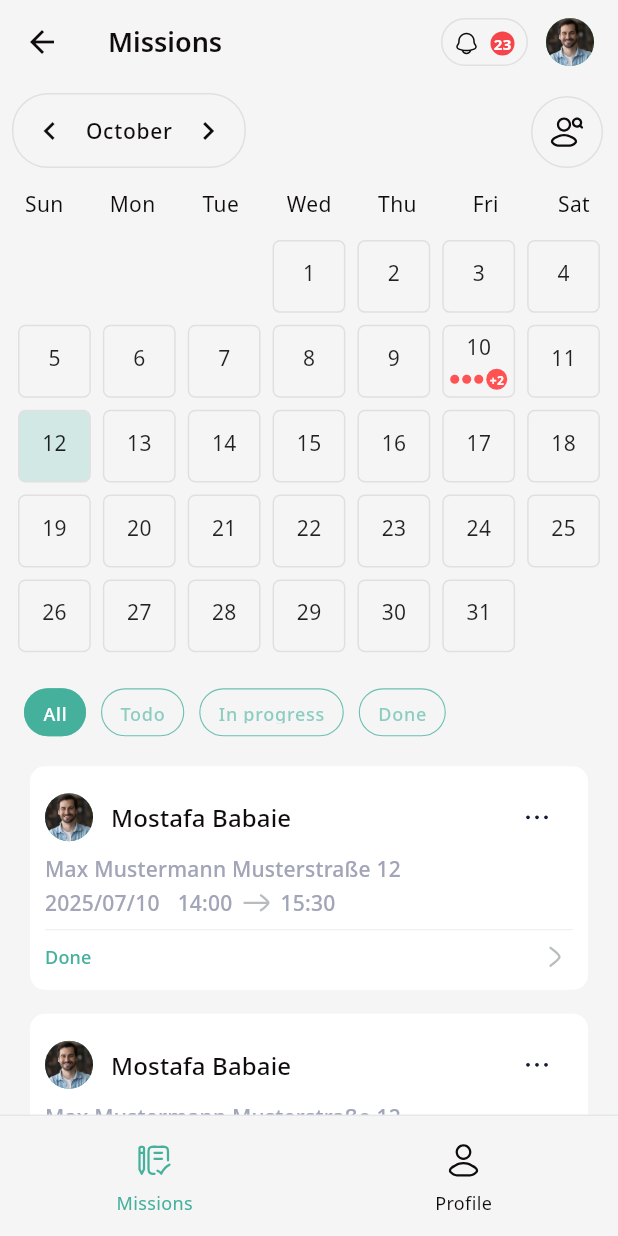
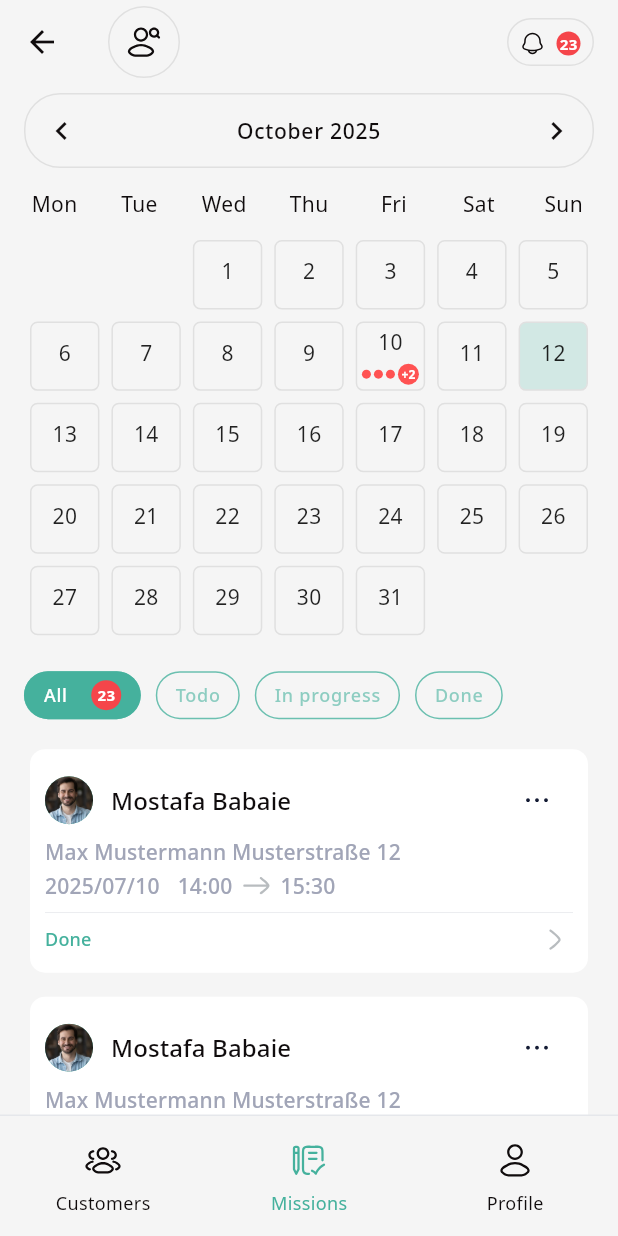
Before and after one commit to DigiCarePro2026/DigiCarePro-App, a Flutter app: the MainScreen screen opened by its route, on a phone screen of 412 x 824 dp. Run offline on Flutter 3.47's test engine with Material 3 defaults, Android fonts, the phone set to English and light mode, and no system bars; our stand-ins replace dartz, dio, dropdown_search, flutter_svg, get, internet_connection_checker and 2 more; accounts and stored records are empty.

```diff
--- a/lib/app/data/constants/pref_key.dart
+++ b/lib/app/data/constants/pref_key.dart
@@ -2,4 +2,5 @@ class PrefKey{
   static const theme = 'theme';
   static const token = 'token';
   static const profile = 'profile';
+  static const locale = 'locale';
 }
--- a/lib/app/routes/app_pages.dart
+++ b/lib/app/routes/app_pages.dart
@@ -1,5 +1,7 @@
+import 'package:digi_care_pro/app/ui/pages/account/change_password_screen.dart';
 import 'package:digi_care_pro/app/ui/pages/account/login_screen.dart';
 import 'package:digi_care_pro/app/ui/pages/main/main_screen.dart';
+import 'package:digi_care_pro/app/ui/pages/menu/change_language_screen.dart';
 import 'package:digi_care_pro/app/ui/pages/menu/customer_list_screen.dart';
 import 'package:digi_care_pro/app/ui/pages/menu/employee_list_screen.dart';
 import 'package:digi_care_pro/app/ui/pages/mission/mission_details_screen.dart';
@@ -22,12 +24,16 @@ class AppPages {
       page: () => const MissionDetailsScreen(),
     ),
     GetPage(
-      name: Routes.CUSTOMER_LIST,
-      page: () => const CustomerListScreen(),
-    ),
-    GetPage(
       name: Routes.EMPLOYEE_LIST,
       page: () => const EmployeeListScreen(),
     ),
+    GetPage(
+      name: Routes.CHANGE_PASSWORD,
+      page: () => const ChangePasswordScreen(),
+    ),
+    GetPage(
+      name: Routes.CHANGE_LANGUAGE,
+      page: () => const ChangeLanguageScreen(),
+    ),
   ];
 }
--- a/lib/app/routes/app_routes.dart
+++ b/lib/app/routes/app_routes.dart
@@ -4,6 +4,7 @@ abstract class Routes {
   static const HOME = '/';
   static const LOGIN = '/login';
   static const MISSION_DETAILS = '/missions/mission-details';
-  static const CUSTOMER_LIST = '/customer-list';
   static const EMPLOYEE_LIST = '/employee-list';
+  static const CHANGE_PASSWORD = '/change-password';
+  static const CHANGE_LANGUAGE = '/change-language';
 }
--- a/lib/app/ui/pages/main/main_screen.dart
+++ b/lib/app/ui/pages/main/main_screen.dart
@@ -1,15 +1,17 @@
 import 'package:digi_care_pro/app/ui/pages/main/home_screen.dart';
+import 'package:digi_care_pro/app/ui/pages/menu/customer_list_screen.dart';
 import 'package:digi_care_pro/app/ui/pages/menu/profile_screen.dart';
 import 'package:digi_care_pro/app/ui/pages/mission/missions_screen.dart';
 import 'package:digi_care_pro/app/ui/theme/app_colors.dart';
+import 'package:digi_care_pro/app/ui/widgets/animated_search_bar.dart';
 import 'package:flutter/material.dart';
 import 'package:flutter_svg/svg.dart';
 import 'package:get/get.dart';
 
 class MainScreen extends StatefulWidget {
-  int currentPage = 0;
+  int currentPage = 1;
 
-  final List<Widget> _pages = [/*HomeScreen(),*/ MissionsScreen(), ProfileScreen()];
+  final List<Widget> _pages = [CustomerListScreen(), MissionsScreen(), ProfileScreen()];
 
   MainScreen({super.key});
 
@@ -23,7 +25,9 @@ class _MainScreenState extends State<MainScreen> {
     return Scaffold(
       appBar: AppBar(
         title: _appBarTitle(),
+        centerTitle: false,
         actionsPadding: EdgeInsets.only(right: 16),
+
         actions: [
           InkWell(
             borderRadius: BorderRadius.circular(16),
@@ -60,8 +64,8 @@ class _MainScreenState extends State<MainScreen> {
               ),
             ),
           ),
-          SizedBox(width: 12),
-          CircleAvatar(radius: 16, backgroundImage: AssetImage('assets/images/profile-sample.jpg')),
+          // SizedBox(width: 12),
+          // CircleAvatar(radius: 16, backgroundImage: AssetImage('assets/images/profile-sample.jpg')),
         ],
       ),
       body: Column(
@@ -78,11 +82,11 @@ class _MainScreenState extends State<MainScreen> {
           });
         },
         destinations: [
-         /* NavigationDestination(
-            icon: SvgPicture.asset('assets/icons/dashboard.svg', color: Theme.of(context).colorScheme.onSurface),
-            selectedIcon: SvgPicture.asset('assets/icons/dashboard.svg', color: Theme.of(context).colorScheme.primary),
-            label: 'dashboard'.tr,
-          ),*/
+          NavigationDestination(
+            icon: SvgPicture.asset('assets/icons/users.svg', color: Theme.of(context).colorScheme.onSurface),
+            selectedIcon: SvgPicture.asset('assets/icons/users.svg', color: Theme.of(context).colorScheme.primary),
+            label: 'customer_list'.tr,
+          ),
           NavigationDestination(
             icon: SvgPicture.asset('assets/icons/missions.svg', color: Theme.of(context).colorScheme.onSurface),
             selectedIcon: SvgPicture.asset('assets/icons/missions.svg', color: Theme.of(context).colorScheme.primary),
@@ -100,13 +104,13 @@ class _MainScreenState extends State<MainScreen> {
 
   _appBarTitle() {
     switch (widget.currentPage) {
-    /*  case 0:
-        return Text('dashboard'.tr);*/
-
       case 0:
-        return Text('missions'.tr);
+        return Text('customer_list'.tr);
 
       case 1:
+        return AnimatedSearchField();
+
+      case 2:
         return Text('profile'.tr);
     }
   }
--- a/lib/app/ui/pages/menu/customer_list_screen.dart
+++ b/lib/app/ui/pages/menu/customer_list_screen.dart
@@ -16,7 +16,6 @@ class _CustomerListScreenState extends State<CustomerListScreen> {
   @override
   Widget build(BuildContext context) {
     return Scaffold(
-      appBar: AppBar(title: Text('customer_list'.tr)),
       body: Column(
         children: [
           SearchBarWidget(hintText: 'customer_list_search_hint'.tr, onChange: (term) {}),
--- a/lib/app/ui/widgets/animated_search_bar.dart
+++ b/lib/app/ui/widgets/animated_search_bar.dart
@@ -50,7 +50,7 @@ class _AnimatedSearchFieldState extends State<AnimatedSearchField> {
             Padding(
               padding: const EdgeInsets.only(left: 11.0, right: 8),
               child: SvgPicture.asset(
-                'assets/icons/search-customer.svg',
+                isExpanded ? 'assets/icons/mul.svg':'assets/icons/search-customer.svg',
                 color: Theme.of(context).colorScheme.onSurface,
               ),
             ),
--- a/lib/app/ui/widgets/calendar_widget.dart
+++ b/lib/app/ui/widgets/calendar_widget.dart
@@ -1,5 +1,3 @@
-import 'package:digi_care_pro/app/ui/theme/app_dimens.dart';
-import 'package:digi_care_pro/app/ui/theme/app_dimens.dart' as AppDimens;
 import 'package:flutter/material.dart';
 
 class Event {
@@ -13,30 +11,40 @@ class Event {
 class CalendarWidget extends StatefulWidget {
   final void Function(DateTime selectedDate)? onDateSelected;
   final Map<DateTime, List<Event>> events;
-
-  /// ماهِ پایه برای چیپ‌ها (اختیاری). اگر null باشه از DateTime.now() استفاده می‌شه.
   final DateTime? baseMonth;
 
-  const CalendarWidget({Key? key, this.onDateSelected, this.events = const {}, this.baseMonth}) : super(key: key);
+  const CalendarWidget({
+    Key? key,
+    this.onDateSelected,
+    this.events = const {},
+    this.baseMonth,
+  }) : super(key: key);
 
   @override
   State<CalendarWidget> createState() => _CalendarWidgetState();
 }
 
 class _CalendarWidgetState extends State<CalendarWidget> {
-  late final DateTime _baseMonth; // برای چیپ‌ها ثابت نگه داشته میشه
-  DateTime _focusedMonth = DateTime.now();
+  late final DateTime _baseMonth;
+  late DateTime _focusedMonth;
+  late DateTime _minMonth;
+  late DateTime _maxMonth;
+
   DateTime? _selectedDate;
 
-  final List<String> _weekDays = ["Sun", "Mon", "Tue", "Wed", "Thu", "Fri", "Sat"];
+  final List<String> _weekDays = ["Mon", "Tue", "Wed", "Thu", "Fri", "Sat", "Sun"];
 
   @override
   void initState() {
     super.initState();
-    // مقداردهی baseMonth ثابت (چیپ‌ها از روی این محاسبه می‌شن و بعدا تغییر نمیکنن)
+
     final bm = widget.baseMonth ?? DateTime.now();
     _baseMonth = DateTime(bm.year, bm.month, 1);
-    _focusedMonth = DateTime(_focusedMonth.year, _focusedMonth.month, 1);
+    _focusedMonth = DateTime(_baseMonth.year, _baseMonth.month, 1);
+
+    // محدوده‌ی مجاز برای حرکت (دو ماه قبل و دو ماه بعد)
+    _minMonth = DateTime(_baseMonth.year, _baseMonth.month - 2, 1);
+    _maxMonth = DateTime(_baseMonth.year, _baseMonth.month + 2, 1);
   }
 
   String _getMonthName(int month) {
@@ -59,10 +67,6 @@ class _CalendarWidgetState extends State<CalendarWidget> {
 
   bool _isSameMonth(DateTime a, DateTime b) => a.year == b.year && a.month == b.month;
 
-  void _changeMonth(DateTime newMonth) {
-    setState(() => _focusedMonth = DateTime(newMonth.year, newMonth.month, 1));
-  }
-
   String _formatTime(TimeOfDay time) {
     final h = time.hour.toString().padLeft(2, '0');
     final m = time.minute.toString().padLeft(2, '0');
@@ -73,18 +77,23 @@ class _CalendarWidgetState extends State<CalendarWidget> {
   Widget build(BuildContext context) {
     final firstDay = DateTime(_focusedMonth.year, _focusedMonth.month, 1);
     final daysInMonth = DateTime(_focusedMonth.year, _focusedMonth.month + 1, 0).day;
-    final firstWeekDay = firstDay.weekday % 7; // Sunday = 0
+    final firstWeekDay = (firstDay.weekday + 6) % 7;
     final today = DateTime.now();
 
     final List<Widget> dayCells = [];
+
+    // خالی‌ها قبل از روز اول
     for (int i = 0; i < firstWeekDay; i++) {
       dayCells.add(Container());
     }
 
+    // روزهای ماه
     for (int day = 1; day <= daysInMonth; day++) {
       final date = DateTime(_focusedMonth.year, _focusedMonth.month, day);
 
-      final isSelected = _selectedDate != null && _isSameMonth(_selectedDate!, date) && _selectedDate!.day == date.day;
+      final isSelected = _selectedDate != null &&
+          _isSameMonth(_selectedDate!, date) &&
+          _selectedDate!.day == date.day;
       final isToday = today.year == date.year && today.month == date.month && today.day == date.day;
 
       final List<Event> events = widget.events.keys
@@ -130,7 +139,8 @@ class _CalendarWidgetState extends State<CalendarWidget> {
                   ),
                 ),
                 const SizedBox(height: 4),
-                if (events.isNotEmpty) Row(mainAxisAlignment: MainAxisAlignment.center, children: eventIndicators),
+                if (events.isNotEmpty)
+                  Row(mainAxisAlignment: MainAxisAlignment.center, children: eventIndicators),
               ],
             ),
           ),
@@ -145,21 +155,27 @@ class _CalendarWidgetState extends State<CalendarWidget> {
       }
     }
 
-    // selected events
-    List<Event> selectedEvents = [];
-    if (_selectedDate != null) {
-      widget.events.forEach((key, value) {
-        if (key.year == _selectedDate!.year && key.month == _selectedDate!.month && key.day == _selectedDate!.day) {
-          selectedEvents = value;
-        }
+    return GestureDetector(
+      onHorizontalDragEnd: (details) {
+        if (details.primaryVelocity != null) {
+          if (details.primaryVelocity! < 0 && _focusedMonth.isBefore(_maxMonth)) {
+            // سوایپ به چپ → ماه بعد
+            setState(() {
+              _focusedMonth = DateTime(_focusedMonth.year, _focusedMonth.month + 1, 1);
+            });
+          } else if (details.primaryVelocity! > 0 && _focusedMonth.isAfter(_minMonth)) {
+            // سوایپ به راست → ماه قبل
+            setState(() {
+              _focusedMonth = DateTime(_focusedMonth.year, _focusedMonth.month - 1, 1);
             });
           }
-
-    return Column(
+        }
+      },
+      child: Column(
         children: [
           _buildMonthHeader(),
           const SizedBox(height: 8),
-        // Weekdays
+          // هفته‌ها
           Row(
             children: _weekDays
                 .map(
@@ -172,7 +188,7 @@ class _CalendarWidgetState extends State<CalendarWidget> {
                 .toList(),
           ),
           const SizedBox(height: 6),
-        // Days grid
+          // شبکه‌ی روزها
           GridView.count(
             shrinkWrap: true,
             physics: const NeverScrollableScrollPhysics(),
@@ -181,82 +197,55 @@ class _CalendarWidgetState extends State<CalendarWidget> {
             padding: const EdgeInsets.symmetric(horizontal: 8, vertical: 4),
             children: dayCells,
           ),
-        // Events
-       /* if (selectedEvents.isNotEmpty)
-          Container(
-            width: double.infinity,
-            padding: const EdgeInsets.all(8),
-            color: Colors.grey.shade100,
-            child: Column(
-              crossAxisAlignment: CrossAxisAlignment.start,
-              children: [
-                const Text("Events:", style: TextStyle(fontWeight: FontWeight.bold)),
-                ...selectedEvents.map(
-                  (e) => Padding(
-                    padding: const EdgeInsets.symmetric(vertical: 2),
-                    child: Text("• ${e.title} (${_formatTime(e.startTime)} - ${_formatTime(e.endTime)})"),
-                  ),
-                ),
         ],
       ),
-          ),*/
-      ],
     );
   }
 
   Widget _buildMonthHeader() {
-    final now = DateTime.now();
-    final baseMonth = DateTime(now.year, now.month, 1);
-    final previousMonth = DateTime(baseMonth.year, baseMonth.month - 1, 1);
-    final nextMonth = DateTime(baseMonth.year, baseMonth.month + 1, 1);
-
-    final canGoPrev = _focusedMonth.isAfter(previousMonth);
-    final canGoNext = _focusedMonth.isBefore(nextMonth);
+    final canGoPrev = _focusedMonth.isAfter(_minMonth);
+    final canGoNext = _focusedMonth.isBefore(_maxMonth);
 
     return Padding(
       padding: const EdgeInsets.symmetric(horizontal: 8, vertical: 6),
+      child: Container(
+        decoration: BoxDecoration(
+          border: Border.all(color: Theme.of(context).colorScheme.outline, width: 1),
+          borderRadius: BorderRadius.circular(24),
+        ),
         child: Row(
           children: [
-          Container(
-            decoration: BoxDecoration(
-              border: BoxBorder.all(color: Theme.of(context).colorScheme.outline, width: 1),
-              borderRadius: BorderRadius.circular(24),
-            ),
-            child: Wrap(
-              direction: Axis.horizontal,
-              crossAxisAlignment: WrapCrossAlignment.center,
-              children: [
-                // دکمه قبلی
             IconButton(
               icon: const Icon(Icons.chevron_left),
               onPressed: canGoPrev
                   ? () {
-                    setState(() => _focusedMonth =
-                        DateTime(_focusedMonth.year, _focusedMonth.month - 1, 1));
+                setState(() {
+                  _focusedMonth =
+                      DateTime(_focusedMonth.year, _focusedMonth.month - 1, 1);
+                });
               }
                   : null,
             ),
-
-                // نام ماه و سال
-                Text(
-                  _getMonthName(_focusedMonth.month) /*+ ' ${_focusedMonth.year}'*/,
+            Expanded(
+              child: Text(
+                textAlign: TextAlign.center,
+                '${_getMonthName(_focusedMonth.month)} ${_focusedMonth.year}',
                 style: Theme.of(context).textTheme.labelMedium,
               ),
-
-                // دکمه بعدی
+            ),
             IconButton(
               icon: const Icon(Icons.chevron_right),
               onPressed: canGoNext
                   ? () {
-                    setState(() => _focusedMonth =
-                        DateTime(_focusedMonth.year, _focusedMonth.month + 1, 1));
+                setState(() {
+                  _focusedMonth =
+                      DateTime(_focusedMonth.year, _focusedMonth.month + 1, 1);
+                });
               }
                   : null,
             ),
           ],
         ),
-          ),
-        ],
       ),
     );
   }
--- a/lib/config/translations/de_DE.dart
+++ b/lib/config/translations/de_DE.dart
@@ -1,3 +1,8 @@
 const Map<String, String> deDE = {
   'login': 'Login',
+
+  'change_language': 'Sprache ändern',
+  "english": "Englisch",
+  "french": "Französisch",
+  "german": "Deutsch",
 };
--- a/lib/config/translations/en_US.dart
+++ b/lib/config/translations/en_US.dart
@@ -25,7 +25,7 @@ const Map<String, String> enUS = {
   'logout_message': 'Are you sure?',
   'cancel': 'Cancel',
   'loading_message_get_profile': 'Getting profile ...',
-  'customer_list': 'Customer list',
+  'customer_list': 'Customers',
   'employee_list': 'Employee list',
   'mission_details': 'Mission details',
   'customer_list_search_hint': 'Search customers ...',
@@ -37,4 +37,10 @@ const Map<String, String> enUS = {
   'customer_signature': 'Signature',
   'submit_report': 'Submit Report',
   'delay_report': 'Delay Report',
+  'current_password': 'Current password',
+  'new_password': 'New password',
+  'confirm_password': 'Confirm new password',
+  'english': 'English',
+  'french': 'French',
+  'german': 'German',
 };
--- a/lib/config/translations/fr_FR.dart
+++ b/lib/config/translations/fr_FR.dart
@@ -1,3 +1,8 @@
 const Map<String, String> frFR = {
   'login': 'Se connecter',
+
+  'change_language': 'Changer la langue',
+  "english": "Anglais",
+  "french": "Français",
+  "german": "Allemand",
 };
--- a/lib/main.dart
+++ b/lib/main.dart
@@ -33,7 +33,7 @@ class MyApp extends StatelessWidget {
       ],
       translations: AppTranslations(),
       supportedLocales: [Locale('en', 'US'), Locale('fr', 'FR'), Locale('de', 'DE')],
-      locale: Locale('en', 'US'),
+      locale: Locale(Pref.getString(PrefKey.locale) ?? 'en'),
       themeMode: ThemeMode.light,
       theme: AppTheme.lightTheme,
       darkTheme: AppTheme.darkTheme,
```
Also changed, not shown: lib/app/ui/pages/account/change_password_screen.dart (added, +58 -0 lines), lib/app/ui/pages/menu/change_language_screen.dart (added, +91 -0 lines), lib/app/ui/pages/menu/profile_screen.dart (+11 -31 lines), lib/app/ui/pages/mission/missions_screen.dart (+43 -21 lines), assets/icons/DE.svg (added), assets/icons/FR.svg (added), assets/icons/GB-ENG.svg (added), assets/icons/mul.svg (added). Lines whose indentation alone changed are shown as unchanged.
